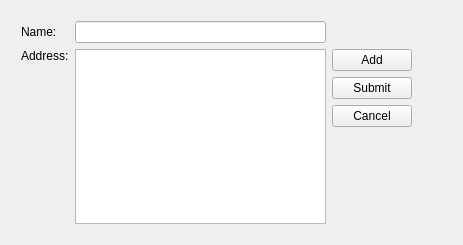
The window that doc/examples/addressbook-sdk/part2/addressbook.ui (qt-creator/qt-creator) describes before a commit, drawn with Qt 5.
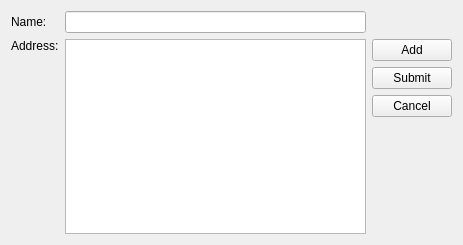
The same window after the commit.

Diff of the .ui file:
```diff
--- a/doc/examples/addressbook-sdk/part2/addressbook.ui
+++ b/doc/examples/addressbook-sdk/part2/addressbook.ui
@@ -13,15 +13,8 @@
   <property name="windowTitle">
    <string>AddressBook</string>
   </property>
-  <widget class="QWidget" name="">
-   <property name="geometry">
-    <rect>
-     <x>10</x>
-     <y>10</y>
-     <width>413</width>
-     <height>225</height>
-    </rect>
-   </property>
+  <layout class="QHBoxLayout" name="horizontalLayout">
+   <item>
    <layout class="QGridLayout" name="gridLayout">
     <item row="0" column="0">
      <widget class="QLabel" name="nameEdit">
@@ -85,7 +78,8 @@
      </layout>
     </item>
    </layout>
-  </widget>
+   </item>
+  </layout>
  </widget>
  <layoutdefault spacing="6" margin="11"/>
  <resources/>
```
Left out of the diff: 6 changed lines with no effect on the pictures. Lines whose indentation alone changed are shown as unchanged.
